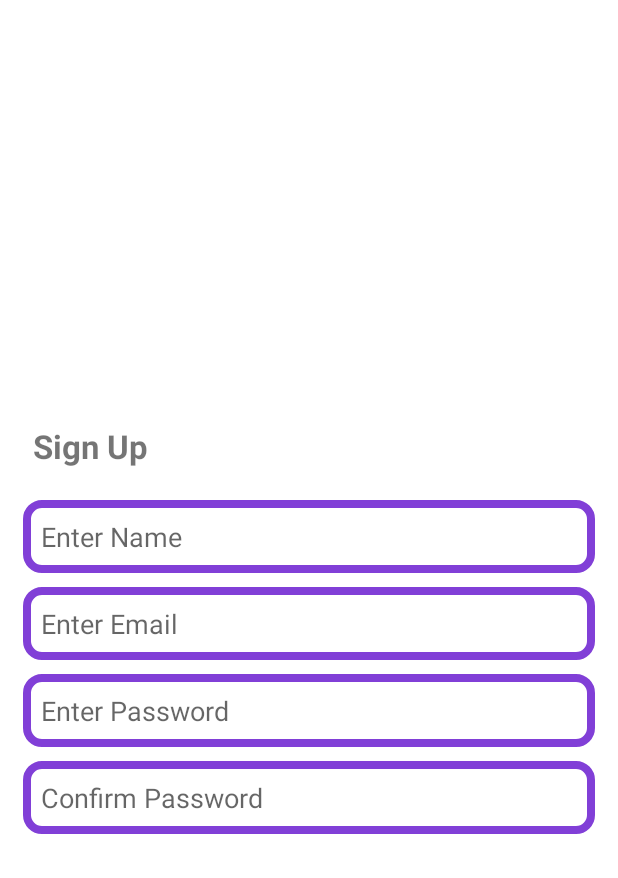
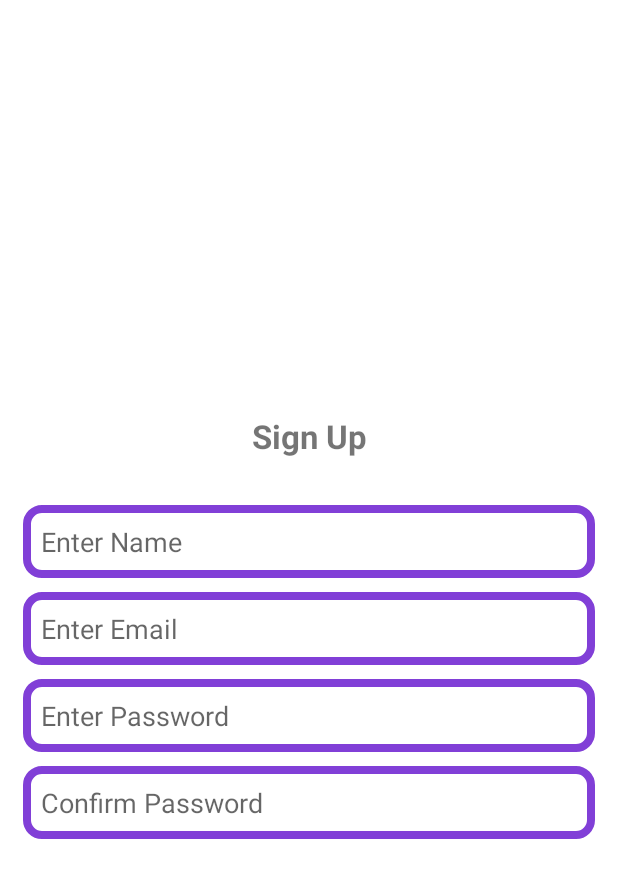
Before and after one commit to prodeveloper03/firechat, an Android app: the screen it shows after launch (SignUpActivity), on a phone screen of 412 x 824 dp. Shown: the top 878 px of the screen. Run offline under Robolectric (Android 15) with nearby library versions, the phone set to English and light mode, and no system bars.

```diff
--- a/app/src/main/res/layout/activity_sign_up.xml
+++ b/app/src/main/res/layout/activity_sign_up.xml
@@ -14,10 +14,9 @@
         android:text="@string/label_sign_up"
         android:textStyle="bold"
         android:padding="12dp"
-        android:layout_marginStart="10dp"
-        android:layout_marginEnd="10dp"
-        android:layout_marginTop="3dp"
+        android:layout_marginBottom="10dp"
         android:textSize="22sp"
+        android:textAlignment="center"
         app:layout_constraintBottom_toBottomOf="parent"
         app:layout_constraintLeft_toLeftOf="parent"
         app:layout_constraintRight_toRightOf="parent"
```
Also changed, not shown: app/src/main/res/font/gilroy_bold.otf (added), app/src/main/res/font/gilroy_light.otf (added).
